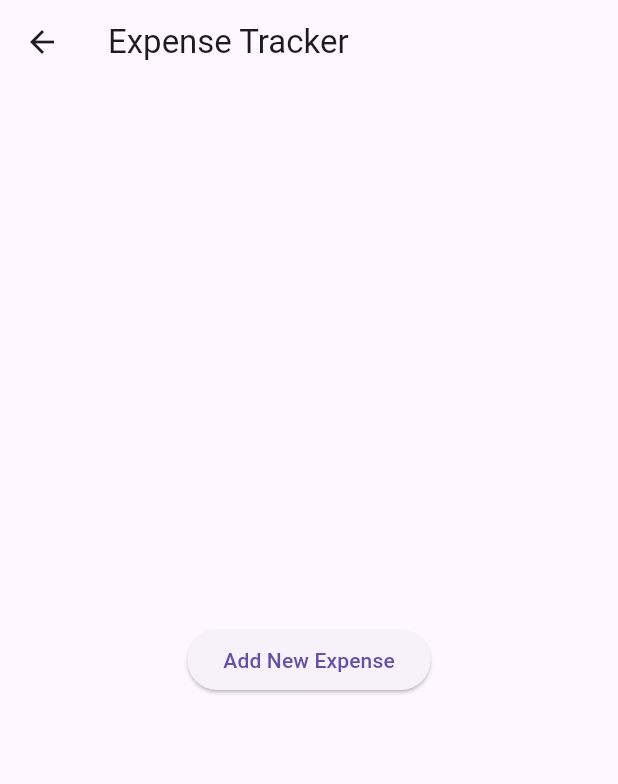
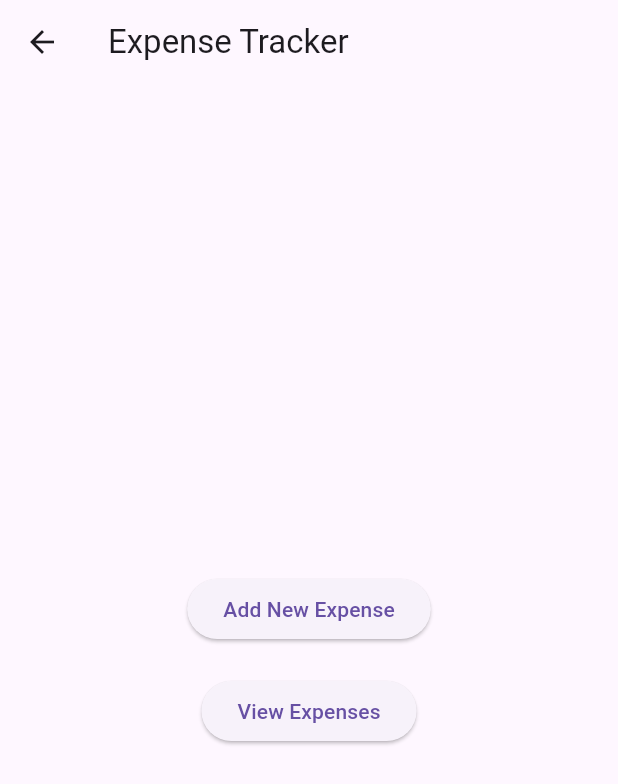
Before and after one commit to Qharny/expensestracker, a Flutter app: the screen it shows after launch, after a tap on "Login", on a phone screen of 412 x 824 dp. Shown: the top 784 px of the screen. Run offline on Flutter 3.47's test engine with Material 3 defaults, Android fonts, the phone set to English and light mode, and no system bars; our stand-ins replace charts_flutter.

Commit message:
Please enter the commit message for your changes. Lines starting with '#' will be ignored, and an empty message aborts the commit.
On branch main
Your branch is up to date with 'origin/main'.

Changes to be committed:
	modified:   lib/main.dart
	modified:   lib/models/analyze.dart
	modified:   lib/screen/home.dart
	modified:   lib/screen/login_screen.dart
	modified:   lib/screen/views/settings.dart
	modified:   lib/screen/views/total_expenses.dart
	modified:   lib/screen/views/view_expenses.dart
	modified:   lib/screen/views/widget.dart

```diff
--- a/lib/main.dart
+++ b/lib/main.dart
@@ -1,4 +1,3 @@
-// main.dart
 import 'package:flutter/material.dart';
 import 'screen/login_screen.dart';
 
@@ -18,7 +17,7 @@
         primarySwatch: Colors.blue,
         visualDensity: VisualDensity.adaptivePlatformDensity,
       ),
-      home: LoginScreen(),
+      home: const LoginScreen(),
     );
   }
 }
--- a/lib/models/analyze.dart
+++ b/lib/models/analyze.dart
@@ -17,7 +17,7 @@ class AnalyticsPage extends StatelessWidget {
   //   ),
   // ];
 
-  const AnalyticsPage(this.seriesList);
+  const AnalyticsPage(this.seriesList, {super.key});
 
   @override
   Widget build(BuildContext context) {
--- a/lib/screen/home.dart
+++ b/lib/screen/home.dart
@@ -1,7 +1,10 @@
 import 'package:flutter/material.dart';
+import 'views/view_expenses.dart';
 import 'views/widget.dart';
 
 class HomeScreen extends StatelessWidget {
+  const HomeScreen({super.key}); // Corrected constructor syntax
+
   @override
   Widget build(BuildContext context) {
     return Scaffold(
@@ -9,14 +12,36 @@ class HomeScreen extends StatelessWidget {
         title: const Text('Expense Tracker'),
       ),
       body: Center(
-        child: ElevatedButton(
+        child: Column(
+          mainAxisAlignment: MainAxisAlignment.center,
+          children: [
+            ElevatedButton(
               onPressed: () {
                 Navigator.push(
                   context,
-              MaterialPageRoute(builder: (context) => const AddExpenseForm()),
+                  MaterialPageRoute(
+                    builder: (context) => const AddExpenseForm(),
+                  ),
                 );
               },
               child: const Text('Add New Expense'),
+            ),
+            const SizedBox(height: 20),
+            ElevatedButton(
+              onPressed: () {
+                // Assuming newExpense is a List<Expense>
+                Navigator.push(
+                  context,
+                  MaterialPageRoute(
+                    builder: (context) => const ExpensesHistoryPage(
+                      expenses: [], // Pass list containing the new expense
+                    ),
+                  ),
+                );
+              },
+              child: const Text('View Expenses'),
+            ),
+          ],
         ),
       ),
     );
--- a/lib/screen/login_screen.dart
+++ b/lib/screen/login_screen.dart
@@ -3,6 +3,8 @@ import 'package:flutter/material.dart';
 import 'home.dart';
 
 class LoginScreen extends StatelessWidget {
+  const LoginScreen({super.key});
+
   @override
   Widget build(BuildContext context) {
     return Scaffold(
@@ -14,7 +16,7 @@ class LoginScreen extends StatelessWidget {
           onPressed: () {
             Navigator.push(
               context,
-              MaterialPageRoute(builder: (context) => HomeScreen()),
+              MaterialPageRoute(builder: (context) => const HomeScreen()),
             );
           },
           child: const Text('Login'),
--- a/lib/screen/views/total_expenses.dart
+++ b/lib/screen/views/total_expenses.dart
@@ -9,7 +9,7 @@ class TotalExpensesPage extends StatelessWidget {
   Widget build(BuildContext context) {
     return Scaffold(
       appBar: AppBar(
-        title: Text('Total Expenses'),
+        title: const Text('Total Expenses'),
       ),
       body: ListView.builder(
         itemCount: totalExpenses.length,
--- a/lib/screen/views/view_expenses.dart
+++ b/lib/screen/views/view_expenses.dart
@@ -1,11 +1,10 @@
 import 'package:flutter/material.dart';
-
 import '../../models/expenses.dart';
 
 class ExpensesHistoryPage extends StatelessWidget {
   final List<Expense> expenses; // List of expenses to display
 
-  const ExpensesHistoryPage(this.expenses, {super.key});
+  const ExpensesHistoryPage({super.key, required this.expenses});
 
   @override
   Widget build(BuildContext context) {
@@ -19,8 +18,7 @@ class ExpensesHistoryPage extends StatelessWidget {
           Expense expense = expenses[index];
           return ListTile(
             title: Text('Amount: ${expense.amount.toString()}'),
-            subtitle: Text(
-                'Category: ${expense.category}\nDate: ${expense.date.toString()}'),
+            subtitle: Text('Category: ${expense.category}\nDate: ${expense.date.toString()}'),
           );
         },
       ),
```
Also changed, not shown: lib/screen/views/settings.dart (+7 -3 lines), lib/screen/views/widget.dart (+14 -2 lines). Lines whose indentation alone changed are shown as unchanged.
